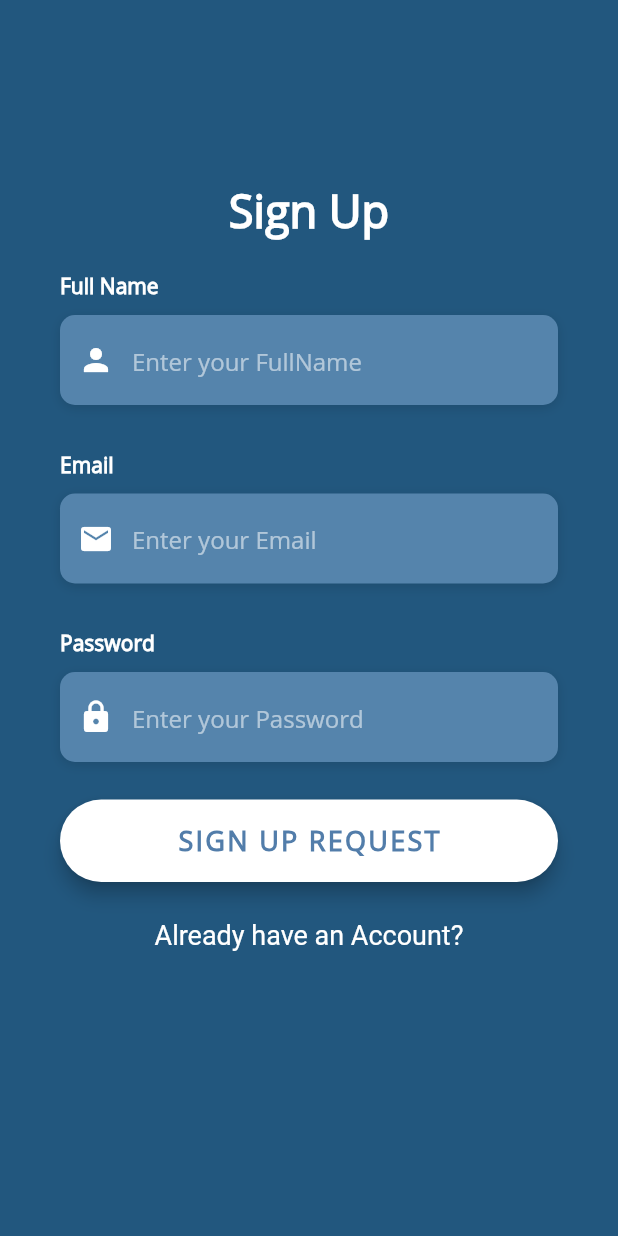
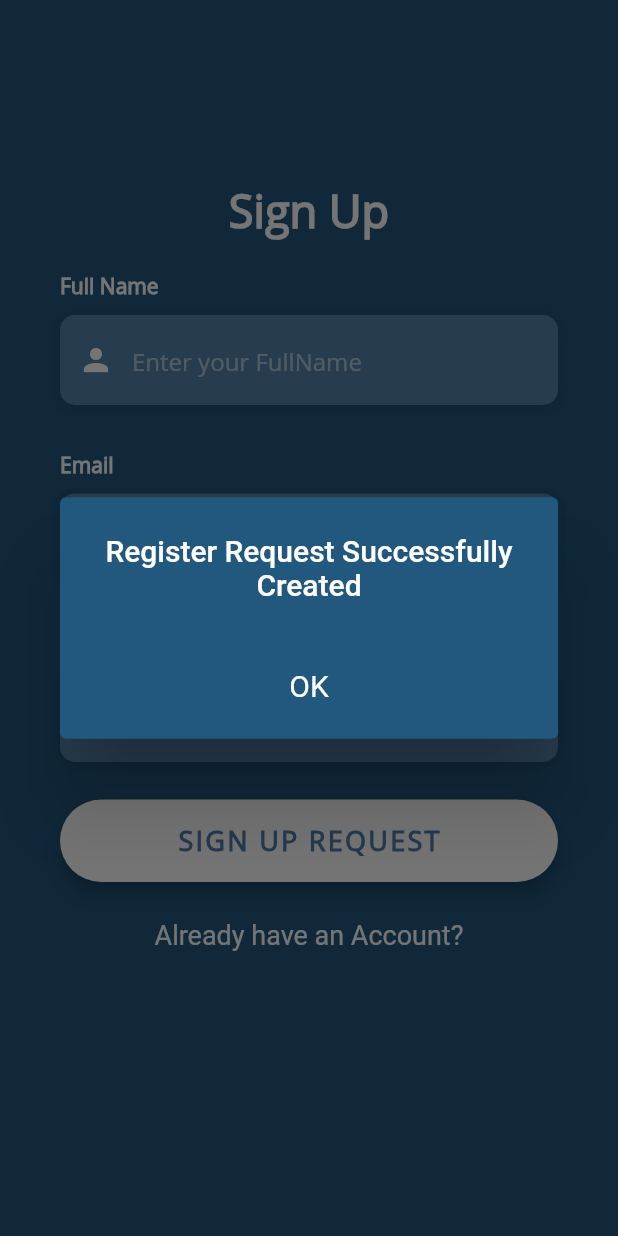
Before and after one commit to kutayakgn/CurieSoft_eReg_App, a Flutter app: the RegisterScreen screen opened directly, after a tap on "SIGN UP REQUEST", on a phone screen of 412 x 824 dp. Run offline on Flutter 3.47's test engine with Material 2 defaults, Android fonts, the phone set to English and light mode, and no system bars; our stand-ins replace cloud_firestore, firebase_auth, firebase_core, qr_flutter, signature; missing offline and left inert: cloud_firestore_web, firebase_auth_web, firebase_core_web; accounts and stored records are empty; network calls fail.

Commit message:
Add files via upload

```diff
--- a/lib/main.dart
+++ b/lib/main.dart
@@ -2,7 +2,7 @@ import 'package:firebase_core/firebase_core.dart';
 import 'package:flutter/material.dart';
 import 'package:flutter_login_ui/screens/login_screen.dart';
 
-void main() async{
+void main() async {
   WidgetsFlutterBinding.ensureInitialized();
   await Firebase.initializeApp();
   runApp(MyApp());
@@ -13,7 +13,7 @@ class MyApp extends StatelessWidget {
   @override
   Widget build(BuildContext context) {
     return MaterialApp(
-      title: 'Flutter Login UI',
+      title: 'Flutter e-Reg App',
       debugShowCheckedModeBanner: false,
       home: LoginScreen(),
     );
--- a/lib/screens/register_screen.dart
+++ b/lib/screens/register_screen.dart
@@ -3,9 +3,9 @@ import 'package:flutter/services.dart';
 import 'package:firebase_auth/firebase_auth.dart';
 import 'package:flutter_login_ui/screens/login_screen.dart';
 import 'package:flutter_login_ui/utilities/constants.dart';
-
+import 'package:firebase_core/firebase_core.dart';
 import 'home_screen.dart';
-
+import 'package:cloud_firestore/cloud_firestore.dart';
 
 class RegisterScreen extends StatefulWidget {
   @override
@@ -127,24 +127,56 @@ class _LoginScreenState extends State<RegisterScreen> {
     );
   }
 
-  Widget _buildLoginBtn() {
+  Widget _buildSignUpBtn() {
     return Container(
       padding: EdgeInsets.symmetric(vertical: 25.0),
       width: double.infinity,
       child: RaisedButton(
         elevation: 5.0,
         onPressed: () {
-          FirebaseAuth.instance
-              .createUserWithEmailAndPassword(
-              email: _email.text,
-              password: _password.text)
-              .then((value) {
-            print("New Account Created");
-            Navigator.push(context,
-                MaterialPageRoute(builder: (context) => HomeScreen()));
-          }).onError((error, stackTrace) {
-            print("Error ${error.toString()}");
-          });
+          FirebaseFirestore.instance.collection("Register Requests").add({
+            "FullName": _fullName.text,
+            "email": _email.text,
+            "password": _password.text,
+          }).then((value) => print("Request Sent"));
+
+          showDialog(
+              context: context,
+              builder: (context) => AlertDialog(
+                    backgroundColor: Color(0xFF22577E),
+                    title: Text(
+                      'Register Request Successfully Created',
+                      textAlign: TextAlign.center,
+                      style: TextStyle(
+                        color: Colors.white,
+                      ),
+                    ),
+                    actions: [
+                      Row(
+                          mainAxisAlignment: MainAxisAlignment.center,
+                          children: <Widget>[
+                            TextButton(
+                              style: TextButton.styleFrom(
+                                alignment: Alignment.center,
+                                padding: const EdgeInsets.all(16.0),
+                                primary: Colors.white,
+                                textStyle: const TextStyle(fontSize: 20),
+                              ),
+                              onPressed: () => {
+                                Navigator.push(
+                                    context,
+                                    MaterialPageRoute(
+                                        builder: (context) => LoginScreen())),
+                              },
+                              child: Text('OK',
+                                  textAlign: TextAlign.center,
+                                  style: TextStyle(
+                                    color: Colors.white,
+                                  )),
+                            )
+                          ])
+                    ],
+                  ));
         },
         padding: EdgeInsets.all(15.0),
         shape: RoundedRectangleBorder(
@@ -165,11 +197,11 @@ class _LoginScreenState extends State<RegisterScreen> {
     );
   }
 
-  Widget _buildSignupBtn() {
+  Widget _buildAlreadyBtn() {
     return GestureDetector(
       onTap: () {
-        Navigator.push(context,
-          MaterialPageRoute(builder: (context) => LoginScreen()));
+        Navigator.push(
+            context, MaterialPageRoute(builder: (context) => LoginScreen()));
       },
       child: RichText(
         textAlign: TextAlign.center,
@@ -243,8 +275,8 @@ class _LoginScreenState extends State<RegisterScreen> {
                         height: 30.0,
                       ),
                       _buildPasswordTF(),
-                      _buildLoginBtn(),
-                      _buildSignupBtn(),
+                      _buildSignUpBtn(),
+                      _buildAlreadyBtn(),
                     ],
                   ),
                 ),
```
Also changed, not shown: lib/generated_plugin_registrant.dart (added, +20 -0 lines), lib/screens/home_screen.dart (+13 -7 lines), lib/screens/login_screen.dart (+3 -4 lines), lib/screens/newhome.dart (added, +188 -0 lines), lib/utilities/CustomShapeClipper.dart (added, +26 -0 lines).
